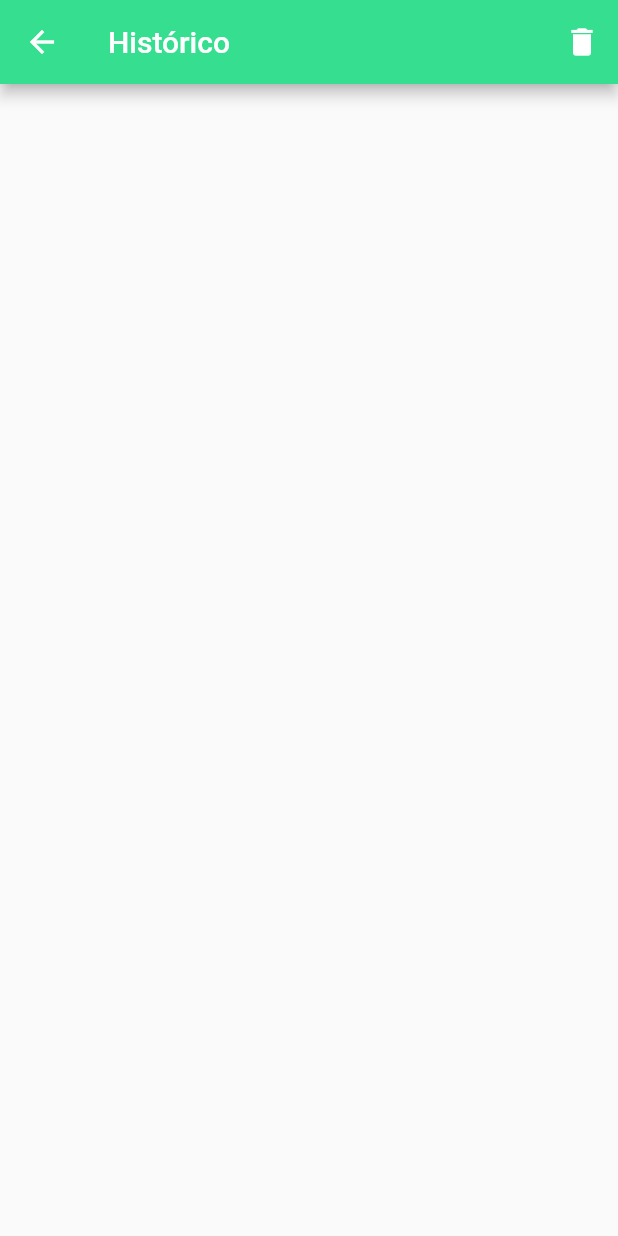
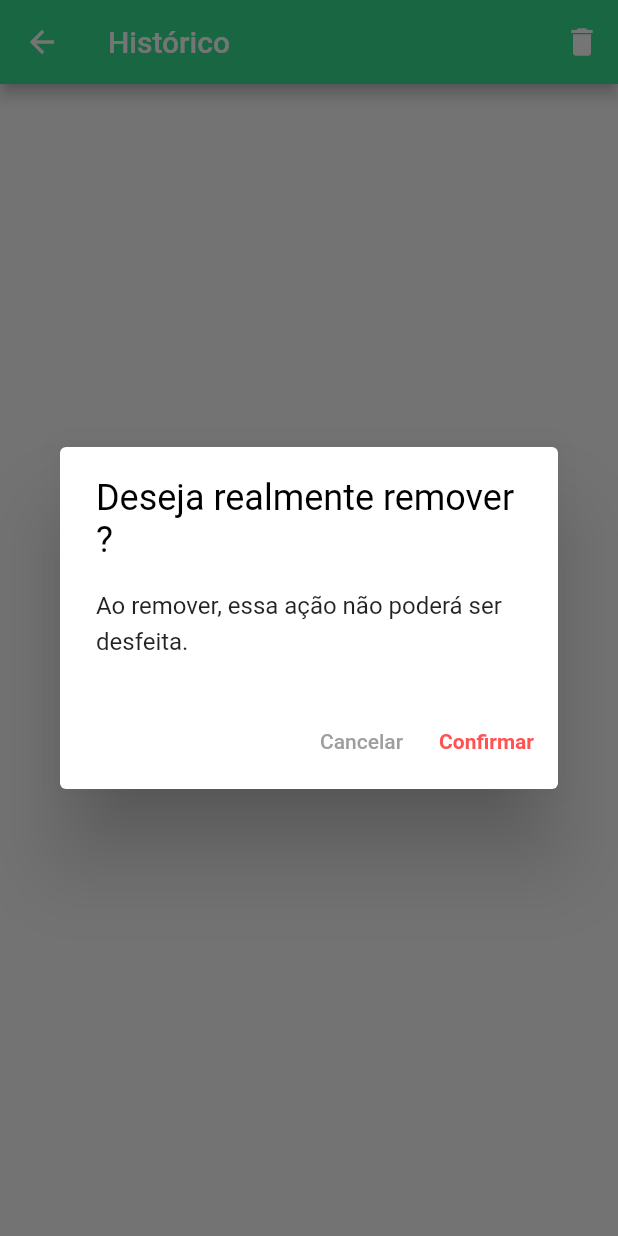
Before and after one commit to jonathancmatos/whatsapp-direct-link-flutter, a Flutter app: the HistoricLinkPage screen opened by its route, after a tap on the "delete" icon, on a phone screen of 412 x 824 dp. Run offline on Flutter 3.47's test engine with Material 2 defaults, Android fonts, the phone set to English and light mode, and no system bars; our stand-ins replace equatable, flutter_modular, fluttertoast, fpdart, shared_preferences; missing offline and left inert: clipboard, mask_input_formatter; accounts and stored records are empty.

Commit message:
Testing and development of removal of all historic items.

```diff
--- a/lib/app/features/whatsapp_link/presentation/pages/historic/historic_link_page.dart
+++ b/lib/app/features/whatsapp_link/presentation/pages/historic/historic_link_page.dart
@@ -1,6 +1,5 @@
 import 'package:flutter/material.dart';
 import 'package:flutter_modular/flutter_modular.dart';
-import 'package:whatsapp_direct_link/app/core/usercases/usercase.dart';
 import 'package:whatsapp_direct_link/app/features/whatsapp_link/presentation/pages/historic/states/historic_state.dart';
 import 'package:whatsapp_direct_link/app/features/whatsapp_link/presentation/pages/historic/states/historic_store.dart';
 import 'package:whatsapp_direct_link/app/features/whatsapp_link/presentation/pages/historic/widgets/item_list_historic_widget.dart';
@@ -28,7 +27,7 @@ class _HistoricLinkPageState extends State<HistoricLinkPage> {
         title: const Text("Histórico"),
         actions: [
           IconButton(
-            onPressed: () {},
+            onPressed: () => controller.removeAll(),
             icon: const Icon(Icons.delete)
           )
         ],
--- a/lib/app/features/whatsapp_link/presentation/pages/historic/states/historic_store.dart
+++ b/lib/app/features/whatsapp_link/presentation/pages/historic/states/historic_store.dart
@@ -4,24 +4,40 @@ import 'package:whatsapp_direct_link/app/features/whatsapp_link/domain/usercases
 import 'package:whatsapp_direct_link/app/features/whatsapp_link/domain/usercases/delete_historic_item.dart';
 import 'package:whatsapp_direct_link/app/features/whatsapp_link/domain/usercases/get_historic_whatsapp_link.dart';
 import 'package:whatsapp_direct_link/app/features/whatsapp_link/presentation/pages/historic/states/historic_state.dart';
+import 'package:whatsapp_direct_link/app/shared/confirmations/confirmation_dialog.dart';
+import 'package:whatsapp_direct_link/main.dart';
 
 class HistoricStore extends ValueNotifier<HistoricState> {
+  final ConfirmationDialog confirmationDialog;
   final GetHistoricWhatsAppLink getHistoricWhatsAppLink;
   final DeleteHistoricAll deleteHistoricAll;
   final DeleteHistoricItem deleteHistoricItem;
 
   HistoricStore(
-      {required this.getHistoricWhatsAppLink,
+      {required this.confirmationDialog,
+      required this.getHistoricWhatsAppLink,
       required this.deleteHistoricAll,
-      required this.deleteHistoricItem})
-      : super(InitialHistoricState());
+      required this.deleteHistoricItem
+  }) : super(InitialHistoricState());
 
   Future<void> getHistoric() async {
     value = LoadingHistoricState();
     final failureOrHistoric = await getHistoricWhatsAppLink(NoParams());
     failureOrHistoric?.fold(
-      (failure) => value = ErrorHistoricState("Não foi possível listar o histórico."),
-      (success) => value = SuccessHistoricState(success)
-    );
+        (failure) =>
+            value = ErrorHistoricState("Não foi possível listar o histórico."),
+        (success) => value = SuccessHistoricState(success));
+  }
+
+  Future<void> removeAll() async {
+    final shouldDelete = await confirmationDialog.show();
+
+    if (shouldDelete != null && shouldDelete) {
+      final failureOrRemovedAll = await deleteHistoricAll(NoParams());
+      failureOrRemovedAll?.fold(
+        (failure) => value = ErrorHistoricState("Não foi possível limpar o histórico."),
+        (success) => value = SuccessHistoricState([])
+      );
+    }
   }
 }
--- /dev/null
+++ b/lib/app/shared/confirmations/confirmation_dialog.dart
@@ -0,0 +1,4 @@
+
+abstract class ConfirmationDialog {
+  Future<bool?> show();
+}
--- /dev/null
+++ b/lib/app/shared/confirmations/confirmation_dialog_impl.dart
@@ -0,0 +1,47 @@
+import 'package:flutter/material.dart';
+import 'package:whatsapp_direct_link/app/shared/confirmations/confirmation_dialog.dart';
+
+const ALERT_DIALOG_TITLE = "Deseja realmente remover ?";
+const ALERT_DIALOG_MESSAGE = "Ao remover, essa ação não poderá ser desfeita.";
+
+class ConfirmationDialogImpl implements ConfirmationDialog {
+  ConfirmationDialogImpl(this.context);
+  final BuildContext context;
+
+  @override
+  Future<bool?> show() async {
+    return await showDialog<bool>(
+        context: context,
+        builder: (BuildContext ctx) {
+          return AlertDialog(
+            content: Column(
+              crossAxisAlignment: CrossAxisAlignment.stretch,
+              mainAxisSize: MainAxisSize.min,
+              children: [
+                Text(ALERT_DIALOG_TITLE, style: Theme.of(context).textTheme.headline5?.copyWith(
+                  color: Colors.black,
+                )),
+                const SizedBox(height: 16),
+                const Text(ALERT_DIALOG_MESSAGE, style: TextStyle(height: 1.5))
+              ],
+            ),
+            actions: [
+              TextButton(
+                  onPressed: () => Navigator.of(context).pop(false),
+                  child: const Text("Cancelar",style: TextStyle(
+                    color: Colors.grey
+                  ))
+              ),
+
+              TextButton(
+                  onPressed: () => Navigator.of(context).pop(true),
+                  child: const Text("Confirmar", style: TextStyle(
+                    fontWeight: FontWeight.w700,
+                    color: Colors.redAccent
+                  ))
+              ),
+            ],
+          );
+        });
+  }
+}
--- a/lib/main.dart
+++ b/lib/main.dart
@@ -3,7 +3,12 @@ import 'package:flutter_modular/flutter_modular.dart';
 import 'package:whatsapp_direct_link/app/app_module.dart';
 import 'app/app_widget.dart';
 
+GlobalKey<NavigatorState> globalKeyNavigator = GlobalKey();
+
 void main(){
   WidgetsFlutterBinding.ensureInitialized();
-  runApp(ModularApp(module: AppModule(), child: const AppWidget()));
+  runApp(ModularApp(
+    module: AppModule(),
+    child: const AppWidget(),
+  ));
 }
```
Also changed, not shown: lib/app/app_module.dart (+13 -8 lines), lib/app/app_widget.dart (+7 -5 lines), 3 other files.
